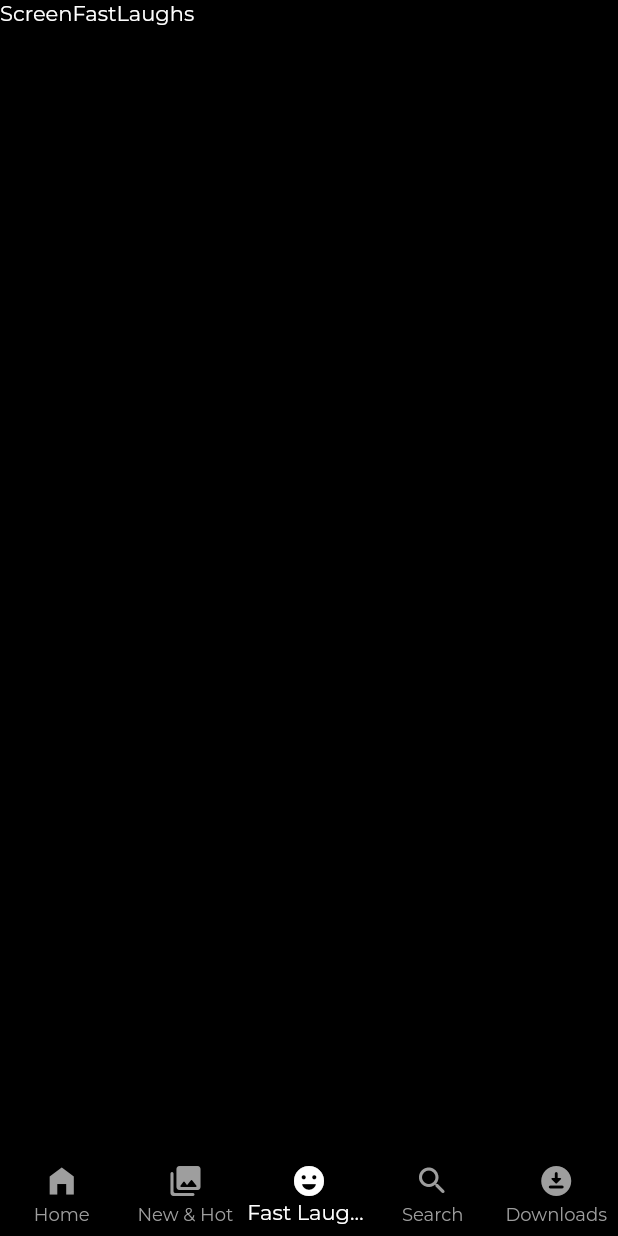
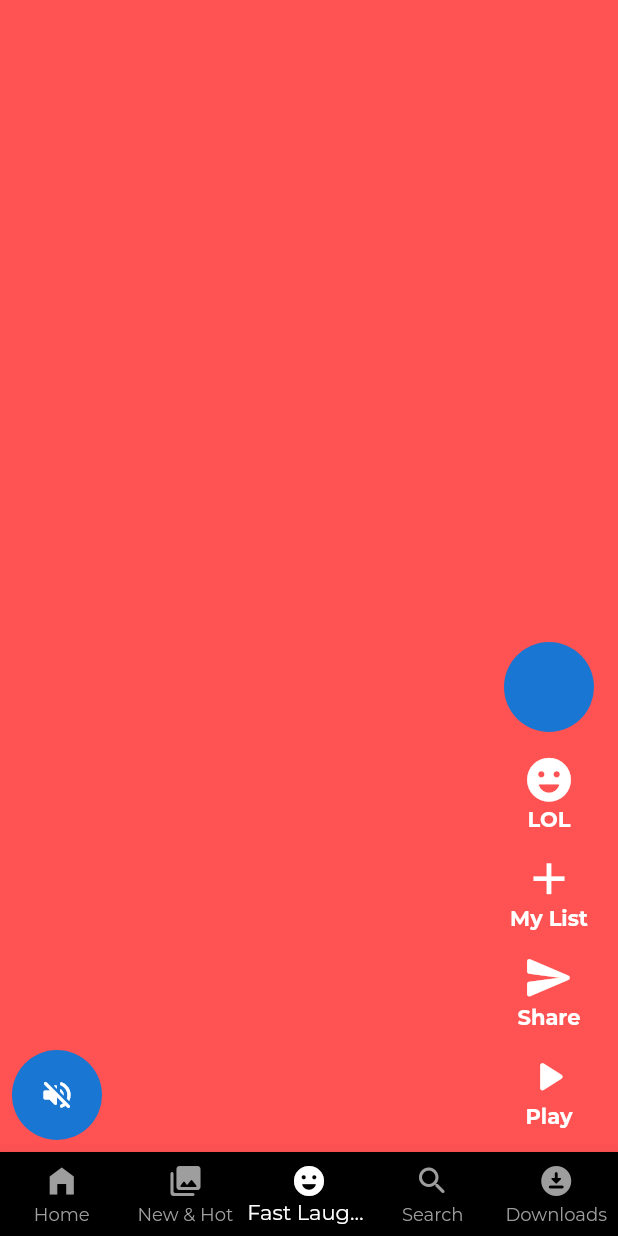
Before and after one commit to akhil9645/Netflix_clone, a Flutter app: the screen it shows after launch, item 3 of the bottom bar chosen, on a phone screen of 412 x 824 dp. Run offline on Flutter 3.47's test engine with Material 2 defaults, Android fonts, the light colour scheme and no system bars; our stand-ins replace google_fonts.

Commit message:
fast laughs ui progress not completed

```diff
--- a/lib/core/constants/constants.dart
+++ b/lib/core/constants/constants.dart
@@ -1,11 +1,11 @@
 import 'package:flutter/material.dart';
 
-const Kwidth = SizedBox(
+const kwidth = SizedBox(
   width: 10,
 );
-const Kheight = SizedBox(
+const kheight = SizedBox(
   height: 20,
 );
-const Separator = SizedBox(
+const separator = SizedBox(
   height: 14,
 );
--- a/lib/main.dart
+++ b/lib/main.dart
@@ -5,7 +5,7 @@
 import 'package:netflix_clone/presentation/main_page/screen_main_page.dart';
 
 void main(List<String> args) {
-  runApp(MyApp());
+  runApp(const MyApp());
 }
 
 class MyApp extends StatelessWidget {
--- a/lib/presentation/fast laughs/screen_fast_laughs.dart
+++ b/lib/presentation/fast laughs/screen_fast_laughs.dart
@@ -1,4 +1,5 @@
 import 'package:flutter/material.dart';
+import 'package:netflix_clone/presentation/fast%20laughs/widget/video_list_tile.dart';
 
 class ScreenFastLaughs extends StatelessWidget {
   const ScreenFastLaughs({super.key});
@@ -6,7 +7,14 @@
   @override
   Widget build(BuildContext context) {
     return Scaffold(
-      body: Text('ScreenFastLaughs'),
-    );
+        body: SafeArea(
+      child: PageView(
+          scrollDirection: Axis.vertical,
+          children: List.generate(10, (index) {
+            return VideoListTile(
+              index: index,
+            );
+          })),
+    ));
   }
 }
--- /dev/null
+++ b/lib/presentation/fast laughs/widget/video_list_tile.dart
@@ -0,0 +1,85 @@
+import 'package:flutter/material.dart';
+import 'package:netflix_clone/core/constants/colors/colors.dart';
+import 'package:netflix_clone/core/constants/constants.dart';
+
+class VideoListTile extends StatelessWidget {
+  final int index;
+  const VideoListTile({super.key, required this.index});
+
+  @override
+  Widget build(BuildContext context) {
+    return Stack(children: [
+      Container(
+        color: Colors.accents[index % Colors.accents.length],
+      ),
+      Align(
+        alignment: Alignment.bottomCenter,
+        child: Padding(
+          padding: const EdgeInsets.all(8.0),
+          child: Row(
+            crossAxisAlignment: CrossAxisAlignment.end,
+            mainAxisAlignment: MainAxisAlignment.spaceBetween,
+            children: [
+              //left side icon
+              CircleAvatar(
+                radius: 30,
+                child: IconButton(
+                  onPressed: () {},
+                  icon: Icon(Icons.volume_off_rounded),
+                ),
+              ),
+
+              //right side icons
+              const Padding(
+                padding: EdgeInsets.all(8.0),
+                child: Column(
+                  mainAxisAlignment: MainAxisAlignment.end,
+                  children: [
+                    CircleAvatar(
+                      radius: 30,
+                    ),
+                    separator,
+                    VideoActionsWidget(
+                        icon: Icons.emoji_emotions_rounded, title: "LOL"),
+                    separator,
+                    VideoActionsWidget(icon: Icons.add, title: "My List"),
+                    separator,
+                    VideoActionsWidget(
+                        icon: Icons.send_rounded, title: "Share"),
+                    separator,
+                    VideoActionsWidget(
+                        icon: Icons.play_arrow_rounded, title: "Play"),
+                  ],
+                ),
+              )
+            ],
+          ),
+        ),
+      )
+    ]);
+  }
+}
+
+class VideoActionsWidget extends StatelessWidget {
+  final IconData icon;
+  final String title;
+  const VideoActionsWidget(
+      {super.key, required this.icon, required this.title});
+
+  @override
+  Widget build(BuildContext context) {
+    return Column(
+      children: [
+        Icon(
+          icon,
+          color: whiteColor,
+          size: 35,
+        ),
+        Text(
+          title,
+          style: TextStyle(fontWeight: FontWeight.bold),
+        )
+      ],
+    );
+  }
+}
--- a/lib/presentation/home/screen_home.dart
+++ b/lib/presentation/home/screen_home.dart
@@ -5,7 +5,7 @@
 
   @override
   Widget build(BuildContext context) {
-    return Scaffold(
+    return const Scaffold(
       body: Text('ScreenHome'),
     );
   }
--- a/lib/presentation/main_page/screen_main_page.dart
+++ b/lib/presentation/main_page/screen_main_page.dart
@@ -11,10 +11,10 @@
   MainScreen({super.key});
 
   final pages = [
-    ScreenHome(),
-    ScreenNewandHot(),
-    ScreenFastLaughs(),
-    ScreenSearch(),
+    const ScreenHome(),
+    const ScreenNewandHot(),
+    const ScreenFastLaughs(),
+    const ScreenSearch(),
     ScreenDownloads()
   ];
 
@@ -30,7 +30,7 @@
           },
         ),
       ),
-      bottomNavigationBar: BottomNavigationWidget(),
+      bottomNavigationBar: const BottomNavigationWidget(),
     );
   }
 }
--- a/lib/presentation/new_and_hot/screen_new_and_hot.dart
+++ b/lib/presentation/new_and_hot/screen_new_and_hot.dart
@@ -5,7 +5,7 @@
 
   @override
   Widget build(BuildContext context) {
-    return Scaffold(
+    return const Scaffold(
       body: Text('ScreenNewandHot'),
     );
   }
--- a/lib/presentation/search/screen_search.dart
+++ b/lib/presentation/search/screen_search.dart
@@ -27,9 +27,9 @@
                 style: const TextStyle(color: Colors.white),
                 backgroundColor: Colors.grey.withOpacity(0.4),
               ),
-              Kheight,
+              kheight,
               // Expanded(child: SearchIdle())
-              Expanded(child: SearchResultPage())
+              const Expanded(child: SearchResultPage())
             ],
           ),
         ),
--- a/lib/presentation/search/widget/search_result.dart
+++ b/lib/presentation/search/widget/search_result.dart
@@ -13,7 +13,7 @@
       crossAxisAlignment: CrossAxisAlignment.start,
       children: [
         const SearchTitle(title: 'Movies & TV'),
-        Kheight,
+        kheight,
         Expanded(
           child: GridView.count(
             crossAxisCount: 3,
--- a/lib/presentation/search/widget/tittle.dart
+++ b/lib/presentation/search/widget/tittle.dart
@@ -9,7 +9,7 @@
   Widget build(BuildContext context) {
     return Text(
       title,
-      style: TextStyle(
+      style: const TextStyle(
           fontWeight: FontWeight.bold, fontSize: 25, color: whiteColor),
     );
   }
--- a/lib/presentation/widgets/app_bar.dart
+++ b/lib/presentation/widgets/app_bar.dart
@@ -11,7 +11,7 @@
   Widget build(BuildContext context) {
     return Row(
       children: [
-        Kwidth,
+        kwidth,
         Text(
           title,
           style: const TextStyle(fontSize: 30, fontWeight: FontWeight.bold),
@@ -22,7 +22,7 @@
           size: 30,
           color: whiteColor,
         ),
-        Kwidth,
+        kwidth,
         Container(
           width: 30,
           height: 30,
@@ -33,7 +33,7 @@
                   image: NetworkImage(
                       "https://upload.wikimedia.org/wikipedia/commons/0/0b/Netflix-avatar.png"))),
         ),
-        Kwidth,
+        kwidth,
       ],
     );
   }
```
Also changed, not shown: lib/presentation/downloads/screen_download.dart (+8 -8 lines), lib/presentation/search/widget/search_idle.dart (+4 -4 lines), pubspec.yaml (+1 -6 lines), pubspec.lock, 1 other file.
